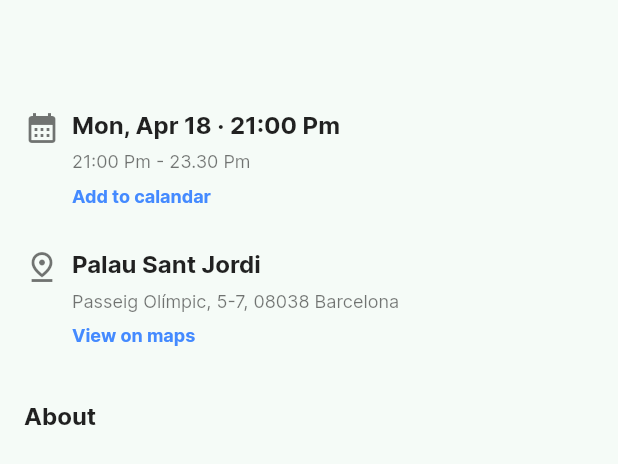
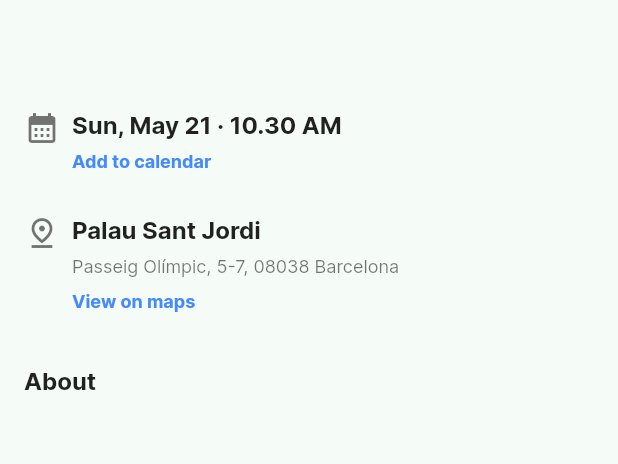
Before and after one commit to juanpa097/teapptro, a Flutter app: the EventInformationWidget widget shown alone on an empty page, opened directly with empty values, on a phone screen of 412 x 824 dp. Shown: the top 464 px of the screen. Run offline on Flutter 3.47's test engine with Material 2 defaults, Android fonts, the phone set to English and light mode, and no system bars; our stand-ins replace cloud_firestore, dartz, equatable, firebase_core, flutter_bloc, freezed_annotation and 3 more; accounts and stored records are empty.

Commit message:
Pass all data to details page

```diff
--- a/lib/features/details/presentation/pages/event_details_page.dart
+++ b/lib/features/details/presentation/pages/event_details_page.dart
@@ -4,6 +4,7 @@ import 'package:flutter_bloc/flutter_bloc.dart';
 import '../../../../common/presentation/spacing.dart';
 import '../../../../injection.dart';
 import '../../../search/domain/entities/event.dart';
+import '../../../search/domain/usecases/format_event_item_date.dart';
 import '../bloc/event_details_watcher_bloc.dart';
 
 class EventDetailsPage extends StatelessWidget {
@@ -75,9 +76,12 @@ class EventInformationWidget extends StatelessWidget {
 
   @override
   Widget build(BuildContext context) {
+
+    final FormatEventItemDate dateFormatter = getIt<FormatEventItemDate>();
+
     return Container(
       margin: const EdgeInsets.symmetric(
-          horizontal: Spacing.s16, vertical: Spacing.s20),
+          horizontal: Spacing.s16, vertical: Spacing.s20,),
       child: Column(
         crossAxisAlignment: CrossAxisAlignment.start,
         children: [
@@ -98,13 +102,10 @@ class EventInformationWidget extends StatelessWidget {
               Column(
                 crossAxisAlignment: CrossAxisAlignment.start,
                 children: [
-                  Text('Mon, Apr 18 · 21:00 Pm',
+                  Text(dateFormatter(event.date),
                       style: Theme.of(context).textTheme.subtitle1),
                   const SizedBox(height: Spacing.s8),
-                  Text('21:00 Pm - 23.30 Pm',
-                      style: Theme.of(context).textTheme.caption),
-                  const SizedBox(height: Spacing.s8),
-                  Text('Add to calandar',
+                  Text('Add to calendar',
                       style: Theme.of(context).textTheme.caption?.copyWith(
                           color: Colors.blueAccent,
                           fontWeight: FontWeight.w700)),
```
